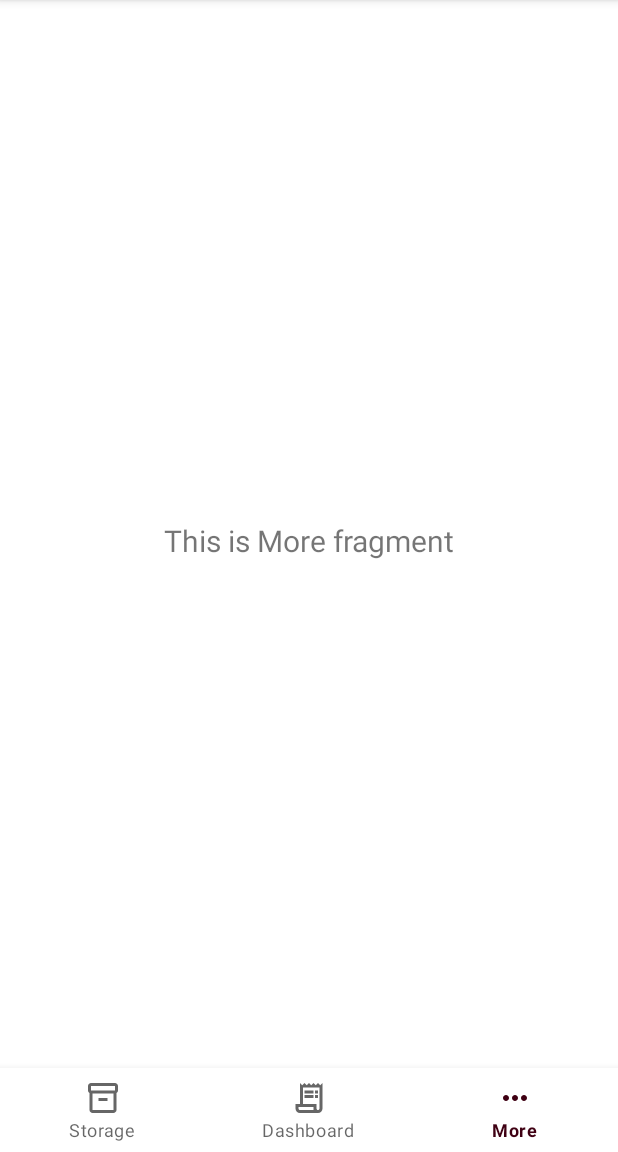
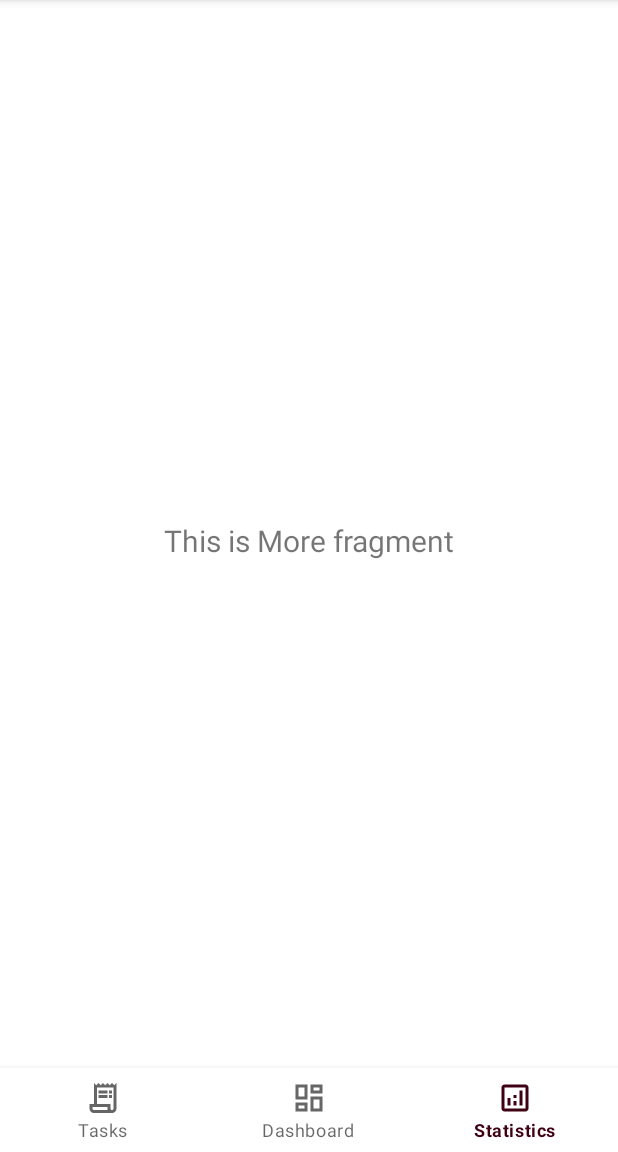
Before and after one commit to AnaDanielaDragan/Crafty-Planner, an Android app: the screen it shows after launch (MainActivity), item 3 of the bottom bar chosen, on a phone screen of 412 x 824 dp, the part 84-1236 px from its top. Run offline under Robolectric (Android 15) with nearby library versions, the phone set to English and light mode, and no system bars; our stand-ins replace navigation-ui.

Commit message:
Updated bottom navigation menu.

```diff
--- a/app/src/main/java/com/craftyplanner/MainActivity.java
+++ b/app/src/main/java/com/craftyplanner/MainActivity.java
@@ -49,7 +49,7 @@ public class MainActivity extends AppCompatActivity {
         // Passing each menu ID as a set of Ids because each
         // menu should be considered as top level destinations.
         AppBarConfiguration appBarConfiguration = new AppBarConfiguration.Builder(
-                R.id.navigation_storage, R.id.navigation_dashboard, R.id.navigation_more)
+                R.id.navigation_tasks, R.id.navigation_dashboard, R.id.navigation_statistics)
                 .build();
         NavController navController = Navigation.findNavController(this, R.id.nav_host_fragment_activity_main);
         NavigationUI.setupActionBarWithNavController(this, navController, appBarConfiguration);
--- a/app/src/main/java/com/craftyplanner/objects/Item.java
+++ /dev/null
@@ -1,14 +0,0 @@
-package com.craftyplanner.objects;
-
-public class Item {
-
-    private String name;
-
-    public Item(String name){
-        this.name = name;
-    }
-
-    public String getName() {
-        return name;
-    }
-}
--- /dev/null
+++ b/app/src/main/res/drawable/outline_analytics_24.xml
@@ -0,0 +1,22 @@
+<vector xmlns:android="http://schemas.android.com/apk/res/android"
+    android:width="24dp"
+    android:height="24dp"
+    android:viewportWidth="24"
+    android:viewportHeight="24"
+    android:tint="?attr/colorControlNormal">
+  <path
+      android:fillColor="@android:color/white"
+      android:pathData="M19,3H5C3.9,3 3,3.9 3,5v14c0,1.1 0.9,2 2,2h14c1.1,0 2,-0.9 2,-2V5C21,3.9 20.1,3 19,3zM19,19H5V5h14V19z"/>
+  <path
+      android:fillColor="@android:color/white"
+      android:pathData="M7,12h2v5h-2z"/>
+  <path
+      android:fillColor="@android:color/white"
+      android:pathData="M15,7h2v10h-2z"/>
+  <path
+      android:fillColor="@android:color/white"
+      android:pathData="M11,14h2v3h-2z"/>
+  <path
+      android:fillColor="@android:color/white"
+      android:pathData="M11,10h2v2h-2z"/>
+</vector>
--- /dev/null
+++ b/app/src/main/res/drawable/outline_dashboard_24.xml
@@ -0,0 +1,10 @@
+<vector xmlns:android="http://schemas.android.com/apk/res/android"
+    android:width="24dp"
+    android:height="24dp"
+    android:viewportWidth="24"
+    android:viewportHeight="24"
+    android:tint="?attr/colorControlNormal">
+  <path
+      android:fillColor="@android:color/white"
+      android:pathData="M19,5v2h-4L15,5h4M9,5v6L5,11L5,5h4m10,8v6h-4v-6h4M9,17v2L5,19v-2h4M21,3h-8v6h8L21,3zM11,3L3,3v10h8L11,3zM21,11h-8v10h8L21,11zM11,15L3,15v6h8v-6z"/>
+</vector>
--- a/app/src/main/res/menu/bottom_nav_menu.xml
+++ b/app/src/main/res/menu/bottom_nav_menu.xml
@@ -2,18 +2,18 @@
 <menu xmlns:android="http://schemas.android.com/apk/res/android">
 
     <item
-            android:id="@+id/navigation_storage"
-            android:icon="@drawable/outline_inventory_2_24"
-            android:title="@string/title_storage"/>
+            android:id="@+id/navigation_tasks"
+            android:icon="@drawable/outline_receipt_long_24"
+            android:title="@string/title_tasks"/>
 
     <item
             android:id="@+id/navigation_dashboard"
-            android:icon="@drawable/outline_receipt_long_24"
+            android:icon="@drawable/outline_dashboard_24"
             android:title="@string/title_dashboard"/>
 
     <item
-            android:id="@+id/navigation_more"
-            android:icon="@drawable/outline_more_horiz_24"
-            android:title="@string/title_more"/>
+            android:id="@+id/navigation_statistics"
+            android:icon="@drawable/outline_analytics_24"
+            android:title="@string/title_statistics"/>
 
 </menu>
--- a/app/src/main/res/navigation/mobile_navigation.xml
+++ b/app/src/main/res/navigation/mobile_navigation.xml
@@ -6,7 +6,7 @@
             app:startDestination="@+id/navigation_dashboard">
 
     <fragment
-            android:id="@+id/navigation_storage"
+            android:id="@+id/navigation_tasks"
             android:name="com.craftyplanner.ui.storage.StorageFragment"
             tools:layout="@layout/fragment_storage"/>
 
@@ -16,7 +16,7 @@
             tools:layout="@layout/fragment_dashboard"/>
 
     <fragment
-            android:id="@+id/navigation_more"
+            android:id="@+id/navigation_statistics"
             android:name="com.craftyplanner.ui.more.MoreFragment"
             tools:layout="@layout/fragment_more"/>
 </navigation>
--- a/app/src/main/res/values/strings.xml
+++ b/app/src/main/res/values/strings.xml
@@ -1,8 +1,8 @@
 <resources>
     <string name="app_name">Crafty Planner</string>
-    <string name="title_storage">Storage</string>
+    <string name="title_tasks">Tasks</string>
     <string name="title_dashboard">Dashboard</string>
-    <string name="title_more">More</string>
+    <string name="title_statistics">Statistics</string>
 
     <string name="label_project_title">Title</string>
     <string name="label_project_description">Description</string>
```
